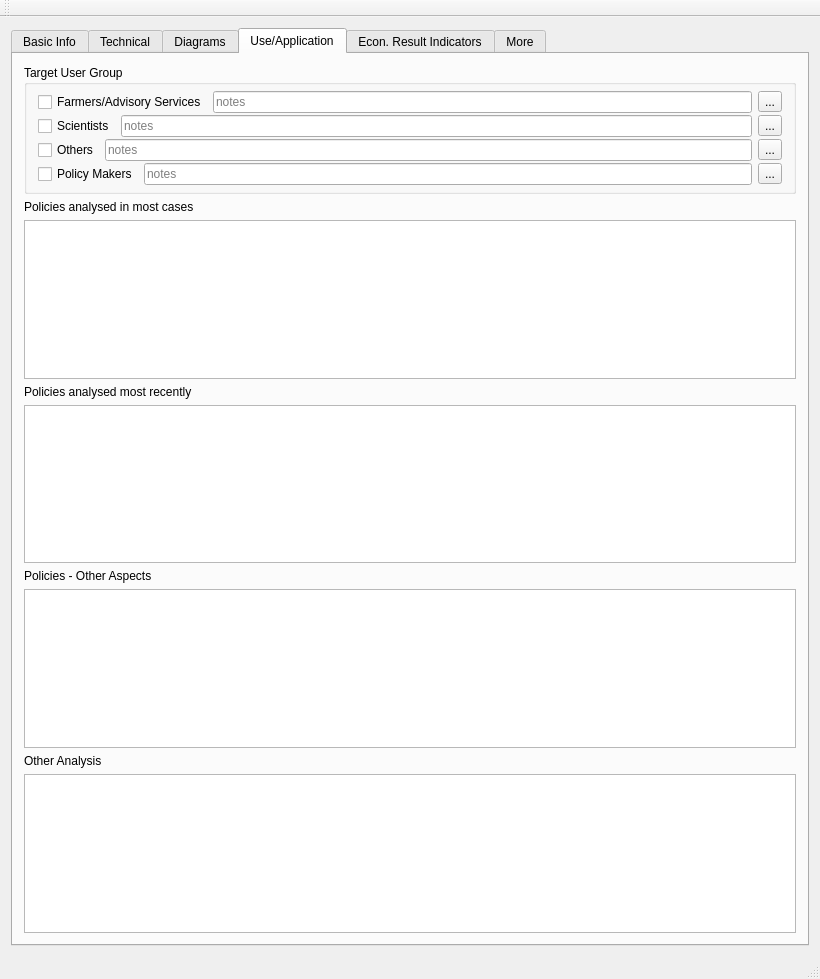
The window that ModelDetails/dscmodeldetails.ui (arkygeek/DataRanking) describes before a commit, drawn with Qt 5.
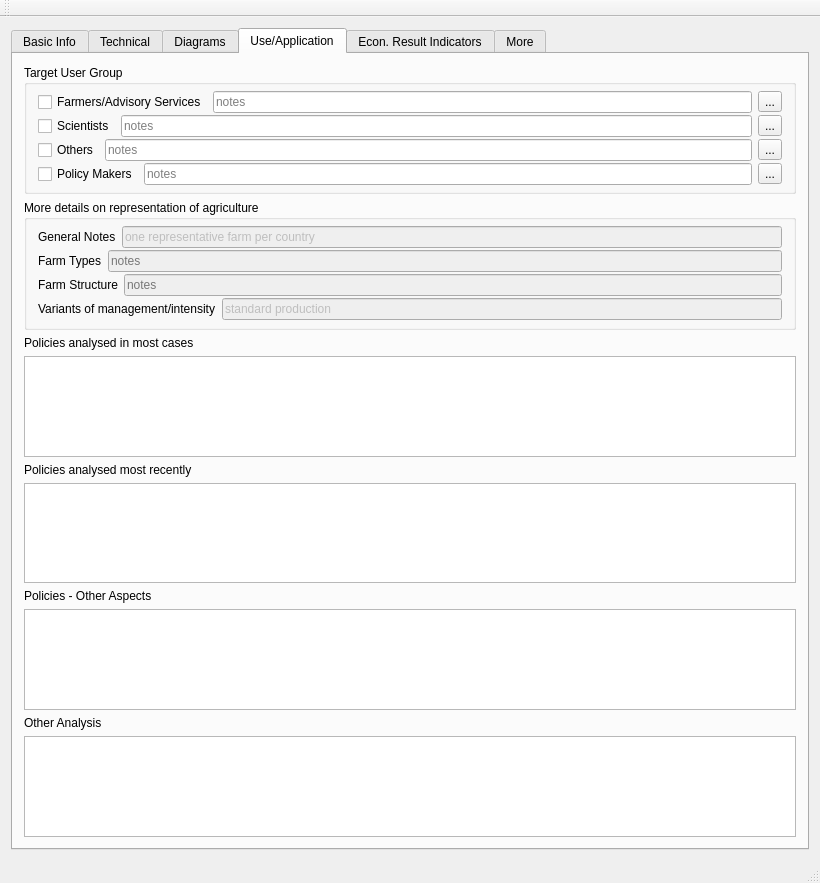
The same window after the commit. The open tabs and pages were chosen to show the change. Icons and pictures are not drawn.

Commit message: a bunch of code added that is not related to dataset ranking, but for modelling scenarios and model details.

```diff
--- a/ModelDetails/dscmodeldetails.ui
+++ b/ModelDetails/dscmodeldetails.ui
@@ -7,7 +7,7 @@
     <x>0</x>
     <y>0</y>
     <width>820</width>
-    <height>979</height>
+    <height>883</height>
    </rect>
   </property>
   <property name="windowTitle">
@@ -23,7 +23,10 @@
        </font>
       </property>
       <property name="currentIndex">
-       <number>0</number>
+       <number>2</number>
+      </property>
+      <property name="usesScrollButtons">
+       <bool>true</bool>
       </property>
       <widget class="QWidget" name="tabBasicInfo">
        <attribute name="title">
@@ -1744,183 +1747,6 @@
           </layout>
          </widget>
         </item>
-        <item row="3" column="0">
-         <widget class="QGroupBox" name="grpbxlTechnicalMoreDetailsOnRepOfAgric">
-          <property name="font">
-           <font>
-            <pointsize>9</pointsize>
-           </font>
-          </property>
-          <property name="title">
-           <string>More details on representation of agriculture</string>
-          </property>
-          <layout class="QGridLayout" name="gridLayout_8">
-           <property name="topMargin">
-            <number>6</number>
-           </property>
-           <property name="bottomMargin">
-            <number>7</number>
-           </property>
-           <property name="verticalSpacing">
-            <number>2</number>
-           </property>
-           <item row="0" column="0">
-            <layout class="QHBoxLayout" name="horizontalLayout_30">
-             <item>
-              <widget class="QLabel" name="lblTechnicalGeneralNotes">
-               <property name="font">
-                <font>
-                 <pointsize>9</pointsize>
-                </font>
-               </property>
-               <property name="text">
-                <string>General Notes</string>
-               </property>
-              </widget>
-             </item>
-             <item>
-              <widget class="QLineEdit" name="leTechnicalInputDataMoreGenNotes">
-               <property name="enabled">
-                <bool>false</bool>
-               </property>
-               <property name="sizePolicy">
-                <sizepolicy hsizetype="Expanding" vsizetype="Fixed">
-                 <horstretch>2</horstretch>
-                 <verstretch>0</verstretch>
-                </sizepolicy>
-               </property>
-               <property name="font">
-                <font>
-                 <pointsize>9</pointsize>
-                </font>
-               </property>
-               <property name="text">
-                <string>one representative farm per country</string>
-               </property>
-               <property name="placeholderText">
-                <string>notes</string>
-               </property>
-              </widget>
-             </item>
-            </layout>
-           </item>
-           <item row="1" column="0">
-            <layout class="QHBoxLayout" name="horizontalLayout_31">
-             <item>
-              <widget class="QLabel" name="lblTechnicalFarmTypes">
-               <property name="font">
-                <font>
-                 <pointsize>9</pointsize>
-                </font>
-               </property>
-               <property name="text">
-                <string>Farm Types</string>
-               </property>
-              </widget>
-             </item>
-             <item>
-              <widget class="QLineEdit" name="leTechnicalInputDataMoreFarmTypes">
-               <property name="enabled">
-                <bool>false</bool>
-               </property>
-               <property name="sizePolicy">
-                <sizepolicy hsizetype="Expanding" vsizetype="Fixed">
-                 <horstretch>2</horstretch>
-                 <verstretch>0</verstretch>
-                </sizepolicy>
-               </property>
-               <property name="font">
-                <font>
-                 <pointsize>9</pointsize>
-                </font>
-               </property>
-               <property name="placeholderText">
-                <string>notes</string>
-               </property>
-              </widget>
-             </item>
-            </layout>
-           </item>
-           <item row="2" column="0">
-            <layout class="QHBoxLayout" name="horizontalLayout_32">
-             <item>
-              <widget class="QLabel" name="lblTechnicalFarmStructure">
-               <property name="font">
-                <font>
-                 <pointsize>9</pointsize>
-                </font>
-               </property>
-               <property name="text">
-                <string>Farm Structure</string>
-               </property>
-              </widget>
-             </item>
-             <item>
-              <widget class="QLineEdit" name="leTechnicalInputDataMoreFarmStructure">
-               <property name="enabled">
-                <bool>false</bool>
-               </property>
-               <property name="sizePolicy">
-                <sizepolicy hsizetype="Expanding" vsizetype="Fixed">
-                 <horstretch>2</horstretch>
-                 <verstretch>0</verstretch>
-                </sizepolicy>
-               </property>
-               <property name="font">
-                <font>
-                 <pointsize>9</pointsize>
-                </font>
-               </property>
-               <property name="placeholderText">
-                <string>notes</string>
-               </property>
-              </widget>
-             </item>
-            </layout>
-           </item>
-           <item row="3" column="0">
-            <layout class="QHBoxLayout" name="horizontalLayout_33">
-             <item>
-              <widget class="QLabel" name="lblTechnicalVariantsOfMgmtIntensity">
-               <property name="font">
-                <font>
-                 <pointsize>9</pointsize>
-                </font>
-               </property>
-               <property name="text">
-                <string>Variants of management/intensity</string>
-               </property>
-              </widget>
-             </item>
-             <item>
-              <widget class="QLineEdit" name="leTechnicalInputDataMoreVariants">
-               <property name="enabled">
-                <bool>false</bool>
-               </property>
-               <property name="sizePolicy">
-                <sizepolicy hsizetype="Expanding" vsizetype="Fixed">
-                 <horstretch>2</horstretch>
-                 <verstretch>0</verstretch>
-                </sizepolicy>
-               </property>
-               <property name="font">
-                <font>
-                 <pointsize>9</pointsize>
-                </font>
-               </property>
-               <property name="text">
-                <string>standard production</string>
-               </property>
-               <property name="placeholderText">
-                <string>notes</string>
-               </property>
-              </widget>
-             </item>
-            </layout>
-           </item>
-          </layout>
-         </widget>
-        </item>
        </layout>
       </widget>
       <widget class="QWidget" name="tab">
@@ -2036,62 +1862,6 @@
         <string>Use/Application</string>
        </attribute>
        <layout class="QGridLayout" name="gridLayout_12">
-        <item row="3" column="0">
-         <layout class="QVBoxLayout" name="verticalLayout_9">
-          <item>
-           <widget class="QLabel" name="label_10">
-            <property name="text">
-             <string>Policies - Other Aspects</string>
-            </property>
-           </widget>
-          </item>
-          <item>
-           <widget class="QTextEdit" name="textEdit_4"/>
-          </item>
-         </layout>
-        </item>
-        <item row="4" column="0">
-         <layout class="QVBoxLayout" name="verticalLayout_10">
-          <item>
-           <widget class="QLabel" name="label_3">
-            <property name="text">
-             <string>Other Analysis</string>
-            </property>
-           </widget>
-          </item>
-          <item>
-           <widget class="QTextEdit" name="textEdit_5"/>
-          </item>
-         </layout>
-        </item>
-        <item row="1" column="0">
-         <layout class="QVBoxLayout" name="verticalLayout_7">
-          <item>
-           <widget class="QLabel" name="label_8">
-            <property name="text">
-             <string>Policies analysed in most cases</string>
-            </property>
-           </widget>
-          </item>
-          <item>
-           <widget class="QTextEdit" name="textEdit_2"/>
-          </item>
-         </layout>
-        </item>
-        <item row="2" column="0">
-         <layout class="QVBoxLayout" name="verticalLayout_8">
-          <item>
-           <widget class="QLabel" name="label_9">
-            <property name="text">
-             <string>Policies analysed most recently</string>
-            </property>
-           </widget>
-          </item>
-          <item>
-           <widget class="QTextEdit" name="textEdit_3"/>
-          </item>
-         </layout>
-        </item>
         <item row="0" column="0">
          <widget class="QGroupBox" name="groupBox_4">
           <property name="title">
@@ -2210,6 +1980,239 @@
           </layout>
          </widget>
         </item>
+        <item row="1" column="0">
+         <widget class="QGroupBox" name="grpbxlUseMoreDetailsOnRepOfAgric">
+          <property name="font">
+           <font>
+            <pointsize>9</pointsize>
+           </font>
+          </property>
+          <property name="title">
+           <string>More details on representation of agriculture</string>
+          </property>
+          <layout class="QGridLayout" name="gridLayout_8">
+           <property name="topMargin">
+            <number>6</number>
+           </property>
+           <property name="bottomMargin">
+            <number>7</number>
+           </property>
+           <property name="verticalSpacing">
+            <number>2</number>
+           </property>
+           <item row="0" column="0">
+            <layout class="QHBoxLayout" name="horizontalLayout_30">
+             <item>
+              <widget class="QLabel" name="lblUseGeneralNotes">
+               <property name="font">
+                <font>
+                 <pointsize>9</pointsize>
+                </font>
+               </property>
+               <property name="text">
+                <string>General Notes</string>
+               </property>
+              </widget>
+             </item>
+             <item>
+              <widget class="QLineEdit" name="leUseInputDataMoreGenNotes">
+               <property name="enabled">
+                <bool>false</bool>
+               </property>
+               <property name="sizePolicy">
+                <sizepolicy hsizetype="Expanding" vsizetype="Fixed">
+                 <horstretch>2</horstretch>
+                 <verstretch>0</verstretch>
+                </sizepolicy>
+               </property>
+               <property name="font">
+                <font>
+                 <pointsize>9</pointsize>
+                </font>
+               </property>
+               <property name="text">
+                <string>one representative farm per country</string>
+               </property>
+               <property name="placeholderText">
+                <string>notes</string>
+               </property>
+              </widget>
+             </item>
+            </layout>
+           </item>
+           <item row="1" column="0">
+            <layout class="QHBoxLayout" name="horizontalLayout_31">
+             <item>
+              <widget class="QLabel" name="lblUseFarmTypes">
+               <property name="font">
+                <font>
+                 <pointsize>9</pointsize>
+                </font>
+               </property>
+               <property name="text">
+                <string>Farm Types</string>
+               </property>
+              </widget>
+             </item>
+             <item>
+              <widget class="QLineEdit" name="leUseInputDataMoreFarmTypes">
+               <property name="enabled">
+                <bool>false</bool>
+               </property>
+               <property name="sizePolicy">
+                <sizepolicy hsizetype="Expanding" vsizetype="Fixed">
+                 <horstretch>2</horstretch>
+                 <verstretch>0</verstretch>
+                </sizepolicy>
+               </property>
+               <property name="font">
+                <font>
+                 <pointsize>9</pointsize>
+                </font>
+               </property>
+               <property name="placeholderText">
+                <string>notes</string>
+               </property>
+              </widget>
+             </item>
+            </layout>
+           </item>
+           <item row="2" column="0">
+            <layout class="QHBoxLayout" name="horizontalLayout_32">
+             <item>
+              <widget class="QLabel" name="lblUseFarmStructure">
+               <property name="font">
+                <font>
+                 <pointsize>9</pointsize>
+                </font>
+               </property>
+               <property name="text">
+                <string>Farm Structure</string>
+               </property>
+              </widget>
+             </item>
+             <item>
+              <widget class="QLineEdit" name="leUseInputDataMoreFarmStructure">
+               <property name="enabled">
+                <bool>false</bool>
+               </property>
+               <property name="sizePolicy">
+                <sizepolicy hsizetype="Expanding" vsizetype="Fixed">
+                 <horstretch>2</horstretch>
+                 <verstretch>0</verstretch>
+                </sizepolicy>
+               </property>
+               <property name="font">
+                <font>
+                 <pointsize>9</pointsize>
+                </font>
+               </property>
+               <property name="placeholderText">
+                <string>notes</string>
+               </property>
+              </widget>
+             </item>
+            </layout>
+           </item>
+           <item row="3" column="0">
+            <layout class="QHBoxLayout" name="horizontalLayout_33">
+             <item>
+              <widget class="QLabel" name="lblUseVariantsOfMgmtIntensity">
+               <property name="font">
+                <font>
+                 <pointsize>9</pointsize>
+                </font>
+               </property>
+               <property name="text">
+                <string>Variants of management/intensity</string>
+               </property>
+              </widget>
+             </item>
+             <item>
+              <widget class="QLineEdit" name="leUseInputDataMoreVariants">
+               <property name="enabled">
+                <bool>false</bool>
+               </property>
+               <property name="sizePolicy">
+                <sizepolicy hsizetype="Expanding" vsizetype="Fixed">
+                 <horstretch>2</horstretch>
+                 <verstretch>0</verstretch>
+                </sizepolicy>
+               </property>
+               <property name="font">
+                <font>
+                 <pointsize>9</pointsize>
+                </font>
+               </property>
+               <property name="text">
+                <string>standard production</string>
+               </property>
+               <property name="placeholderText">
+                <string>notes</string>
+               </property>
+              </widget>
+             </item>
+            </layout>
+           </item>
+          </layout>
+         </widget>
+        </item>
+        <item row="2" column="0">
+         <layout class="QVBoxLayout" name="verticalLayout_7">
+          <item>
+           <widget class="QLabel" name="label_8">
+            <property name="text">
+             <string>Policies analysed in most cases</string>
+            </property>
+           </widget>
+          </item>
+          <item>
+           <widget class="QTextEdit" name="textEdit_2"/>
+          </item>
+         </layout>
+        </item>
+        <item row="3" column="0">
+         <layout class="QVBoxLayout" name="verticalLayout_8">
+          <item>
+           <widget class="QLabel" name="label_9">
+            <property name="text">
+             <string>Policies analysed most recently</string>
+            </property>
+           </widget>
+          </item>
+          <item>
+           <widget class="QTextEdit" name="textEdit_3"/>
+          </item>
+         </layout>
+        </item>
+        <item row="4" column="0">
+         <layout class="QVBoxLayout" name="verticalLayout_9">
+          <item>
+           <widget class="QLabel" name="label_10">
+            <property name="text">
+             <string>Policies - Other Aspects</string>
+            </property>
+           </widget>
+          </item>
+          <item>
+           <widget class="QTextEdit" name="textEdit_4"/>
+          </item>
+         </layout>
+        </item>
+        <item row="5" column="0">
+         <layout class="QVBoxLayout" name="verticalLayout_10">
+          <item>
+           <widget class="QLabel" name="label_3">
+            <property name="text">
+             <string>Other Analysis</string>
+            </property>
+           </widget>
+          </item>
+          <item>
+           <widget class="QTextEdit" name="textEdit_5"/>
+          </item>
+         </layout>
+        </item>
        </layout>
       </widget>
       <widget class="QWidget" name="tabEconResultIndicators">
```
Left out of the diff: 218 changed lines with no effect on the pictures. Lines whose indentation alone changed are shown as unchanged. The commit also changes 20 other files.
